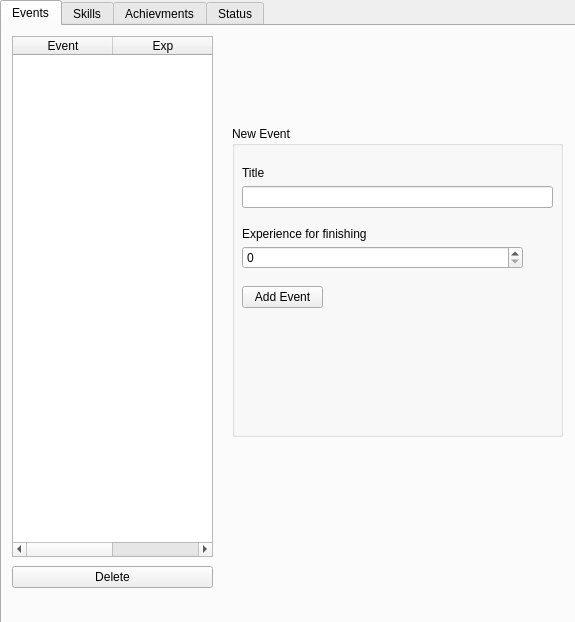
Before: the Qt Designer form mainwindow.ui in Jakski/rpg-organizer, drawn with Qt 5.
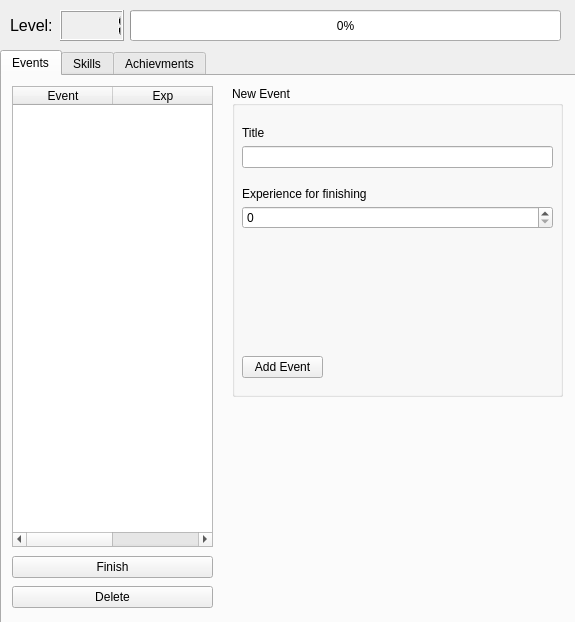
After: the same form once the commit is applied.

Commit message: Add level option

```diff
--- a/mainwindow.ui
+++ b/mainwindow.ui
@@ -14,26 +14,13 @@
    <string>MainWindow</string>
   </property>
   <widget class="QWidget" name="centralWidget">
-   <widget class="QLabel" name="label">
-    <property name="geometry">
-     <rect>
-      <x>290</x>
-      <y>20</y>
-      <width>271</width>
-      <height>331</height>
-     </rect>
-    </property>
-    <property name="text">
-     <string/>
-    </property>
-   </widget>
    <widget class="QTabWidget" name="tabWidget">
     <property name="geometry">
      <rect>
       <x>0</x>
-      <y>0</y>
+      <y>50</y>
       <width>581</width>
-      <height>631</height>
+      <height>581</height>
      </rect>
     </property>
     <property name="currentIndex">
@@ -49,7 +36,7 @@
         <x>10</x>
         <y>10</y>
         <width>201</width>
-        <height>521</height>
+        <height>461</height>
        </rect>
       </property>
       <property name="columnCount">
@@ -66,24 +53,11 @@
        </property>
       </column>
      </widget>
-     <widget class="QPushButton" name="b_event_del">
-      <property name="geometry">
-       <rect>
-        <x>10</x>
-        <y>540</y>
-        <width>201</width>
-        <height>22</height>
-       </rect>
-      </property>
-      <property name="text">
-       <string>Delete</string>
-      </property>
-     </widget>
      <widget class="QGroupBox" name="groupBox">
       <property name="geometry">
        <rect>
         <x>230</x>
-        <y>100</y>
+        <y>10</y>
         <width>331</width>
         <height>311</height>
        </rect>
@@ -96,10 +70,13 @@
         <rect>
          <x>10</x>
          <y>120</y>
-         <width>281</width>
+         <width>311</width>
          <height>23</height>
         </rect>
        </property>
+       <property name="maximum">
+        <number>99999</number>
+       </property>
       </widget>
       <widget class="QLabel" name="l_event_exp">
        <property name="geometry">
@@ -141,7 +118,7 @@
        <property name="geometry">
         <rect>
          <x>10</x>
-         <y>160</y>
+         <y>270</y>
          <width>81</width>
          <height>22</height>
         </rect>
@@ -151,6 +128,45 @@
        </property>
       </widget>
      </widget>
+     <widget class="QPushButton" name="pushButton_2">
+      <property name="geometry">
+       <rect>
+        <x>10</x>
+        <y>480</y>
+        <width>201</width>
+        <height>22</height>
+       </rect>
+      </property>
+      <property name="text">
+       <string>Finish</string>
+      </property>
+     </widget>
+     <widget class="QPushButton" name="b_event_del">
+      <property name="geometry">
+       <rect>
+        <x>10</x>
+        <y>510</y>
+        <width>201</width>
+        <height>22</height>
+       </rect>
+      </property>
+      <property name="text">
+       <string>Delete</string>
+      </property>
+     </widget>
+     <widget class="QLabel" name="l_event_dialog">
+      <property name="geometry">
+       <rect>
+        <x>230</x>
+        <y>340</y>
+        <width>331</width>
+        <height>171</height>
+       </rect>
+      </property>
+      <property name="text">
+       <string/>
+      </property>
+     </widget>
     </widget>
     <widget class="QWidget" name="tab_2">
      <attribute name="title">
@@ -175,35 +191,7 @@
       <property name="geometry">
        <rect>
         <x>10</x>
-        <y>10</y>
-        <width>291</width>
-        <height>571</height>
-       </rect>
-      </property>
-     </widget>
-     <widget class="QLabel" name="label_2">
-      <property name="geometry">
-       <rect>
-        <x>310</x>
-        <y>10</y>
-        <width>251</width>
-        <height>571</height>
-       </rect>
-      </property>
-      <property name="text">
-       <string/>
-      </property>
-     </widget>
-    </widget>
-    <widget class="QWidget" name="tab_4">
-     <attribute name="title">
-      <string>Status</string>
-     </attribute>
-     <widget class="QProgressBar" name="progressBar">
-      <property name="geometry">
-       <rect>
-        <x>10</x>
-        <y>40</y>
+        <y>20</y>
         <width>551</width>
         <height>23</height>
        </rect>
@@ -214,6 +202,50 @@
      </widget>
     </widget>
    </widget>
+   <widget class="QProgressBar" name="pro_level">
+    <property name="geometry">
+     <rect>
+      <x>130</x>
+      <y>10</y>
+      <width>431</width>
+      <height>31</height>
+     </rect>
+    </property>
+    <property name="value">
+     <number>0</number>
+    </property>
+   </widget>
+   <widget class="QLCDNumber" name="lcd_level">
+    <property name="geometry">
+     <rect>
+      <x>60</x>
+      <y>10</y>
+      <width>64</width>
+      <height>31</height>
+     </rect>
+    </property>
+    <property name="intValue" stdset="0">
+     <number>1</number>
+    </property>
+   </widget>
+   <widget class="QLabel" name="label">
+    <property name="geometry">
+     <rect>
+      <x>10</x>
+      <y>15</y>
+      <width>51</width>
+      <height>21</height>
+     </rect>
+    </property>
+    <property name="font">
+     <font>
+      <pointsize>12</pointsize>
+     </font>
+    </property>
+    <property name="text">
+     <string>Level:</string>
+    </property>
+   </widget>
   </widget>
  </widget>
  <layoutdefault spacing="6" margin="11"/>
```
Left out of the diff: 22 changed lines with no effect on the pictures. The commit also changes 4 other files.
